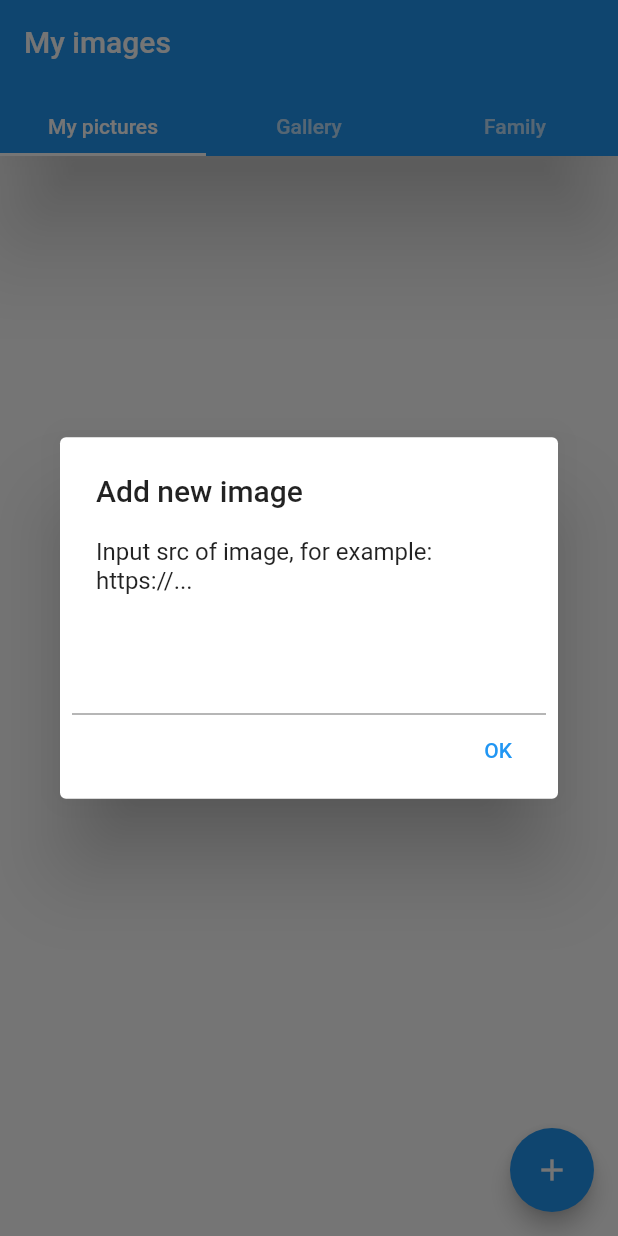
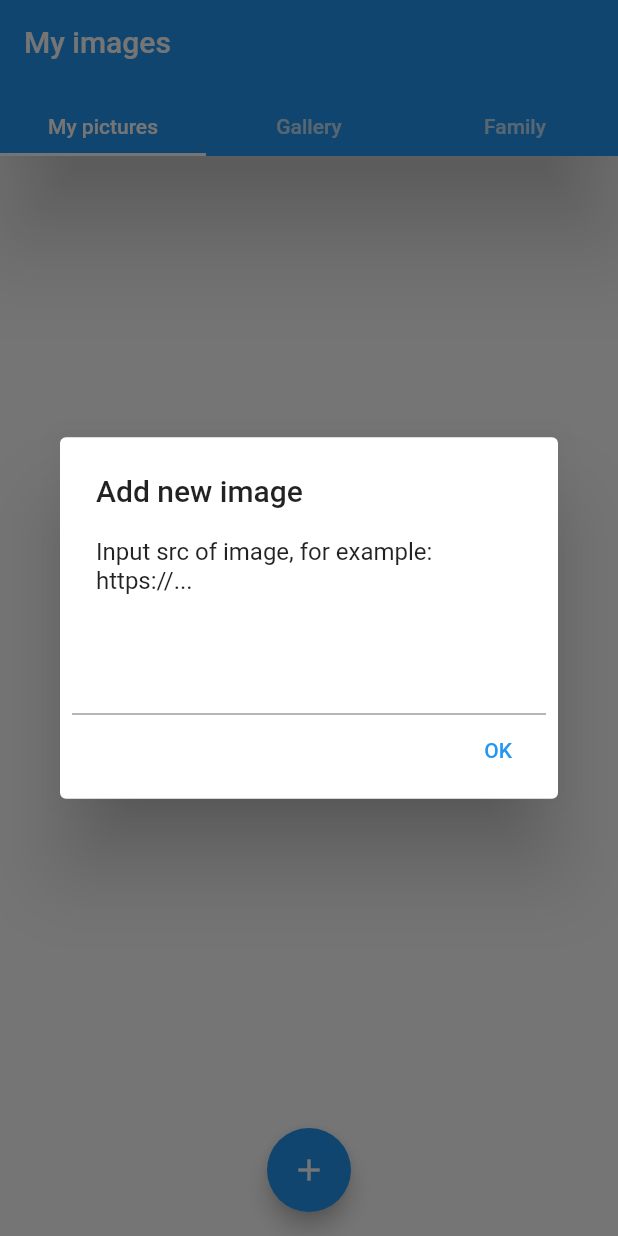
Before and after one commit to ArturSmith/Practice4_skillbox, a Flutter app: the screen it shows after launch, after a tap on the "add" icon, on a phone screen of 412 x 824 dp. Run offline on Flutter 3.47's test engine with Material 2 defaults, Android fonts, the phone set to English and light mode, and no system bars; network calls fail.

Commit message:
Last one

```diff
--- a/lib/main.dart
+++ b/lib/main.dart
@@ -105,7 +105,7 @@ class _MyHomePageState extends State<MyHomePage> {
               elevation: 30,
             ),
             floatingActionButton: const FloatingButton(),
-            //const FloatingButton(),
+            floatingActionButtonLocation: FloatingActionButtonLocation.centerFloat,
             body: Center(
               child: Container(
                 color: Colors.white,
@@ -139,25 +139,18 @@ class ImageWidget extends StatelessWidget {
 }
 
 // ignore: camel_case_types
-class MyListView extends StatefulWidget {
+class MyListView extends StatelessWidget {
   const MyListView({super.key, required this.listOfSrc});
   final List<String> listOfSrc;
-
-  @override
-  State<MyListView> createState() => _MyListViewState();
-}
-
-class _MyListViewState extends State<MyListView> {
-
 
   @override
   Widget build(BuildContext context) {
     return Container(
       color: Colors.white,
       child: ListView.builder(
-        itemCount: widget.listOfSrc.length,
+        itemCount: listOfSrc.length,
         itemBuilder: ((context, index) {
-          return ImageWidget(src: widget.listOfSrc[index]);
+          return ImageWidget(src: listOfSrc[index]);
         }),
       ),
     );
```
